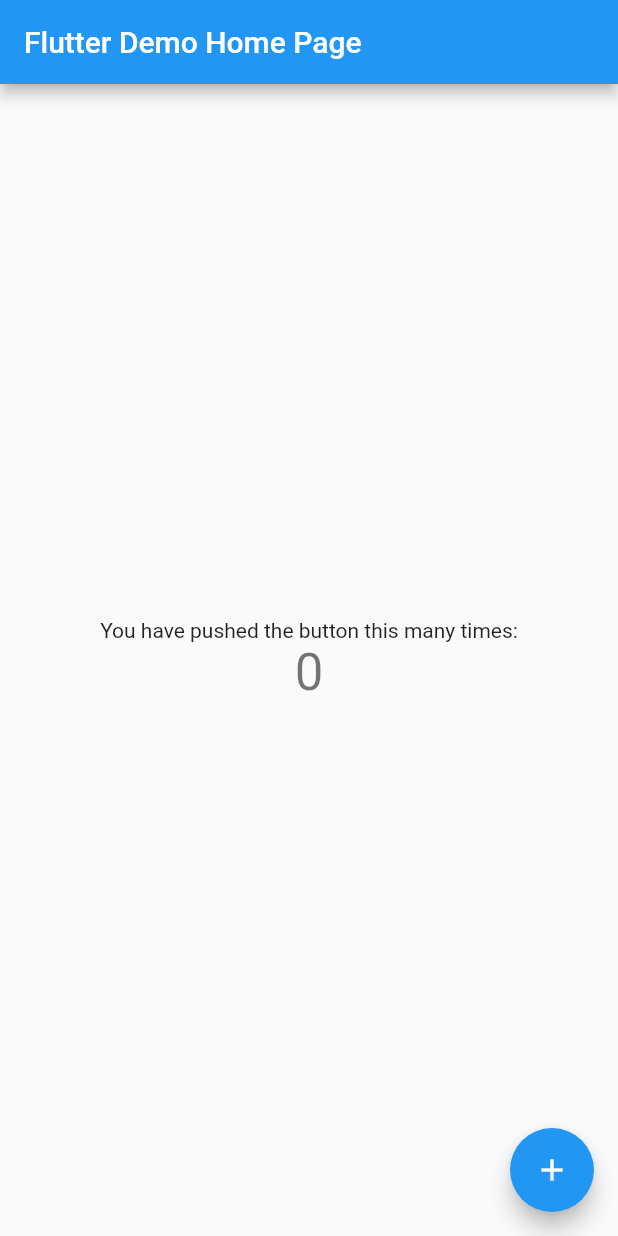
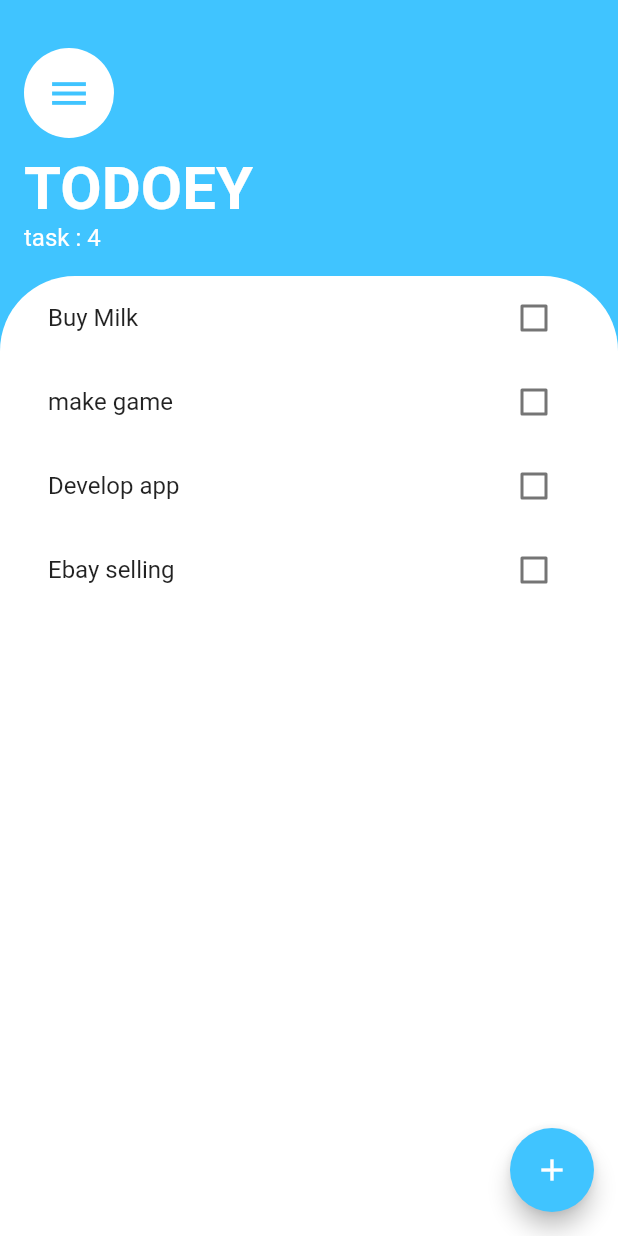
Before and after one commit to andbandu/todoey, a Flutter app: the screen it shows after launch, on a phone screen of 412 x 824 dp. Run offline on Flutter 3.47's test engine with Material 2 defaults, Android fonts, the phone set to English and light mode, and no system bars.

Commit message:
final project

```diff
--- a/lib/main.dart
+++ b/lib/main.dart
@@ -1,117 +1,20 @@
 import 'package:flutter/material.dart';
+import 'package:todoey/models/task_data.dart';
+import 'package:todoey/screens/to_do_screen.dart';
+import 'package:provider/provider.dart';
 
 void main() {
   runApp(MyApp());
 }
 
 class MyApp extends StatelessWidget {
-  // This widget is the root of your application.
   @override
   Widget build(BuildContext context) {
-    return MaterialApp(
-      title: 'Flutter Demo',
-      theme: ThemeData(
-        // This is the theme of your application.
-        //
-        // Try running your application with "flutter run". You'll see the
-        // application has a blue toolbar. Then, without quitting the app, try
-        // changing the primarySwatch below to Colors.green and then invoke
-        // "hot reload" (press "r" in the console where you ran "flutter run",
-        // or simply save your changes to "hot reload" in a Flutter IDE).
-        // Notice that the counter didn't reset back to zero; the application
-        // is not restarted.
-        primarySwatch: Colors.blue,
-        // This makes the visual density adapt to the platform that you run
-        // the app on. For desktop platforms, the controls will be smaller and
-        // closer together (more dense) than on mobile platforms.
-        visualDensity: VisualDensity.adaptivePlatformDensity,
+    return ChangeNotifierProvider(
+      create: (BuildContext context)=> TaskData(),
+      child: MaterialApp(
+        home: ToDoScreen(),
       ),
-      home: MyHomePage(title: 'Flutter Demo Home Page'),
     );
   }
 }
-
-class MyHomePage extends StatefulWidget {
-  MyHomePage({Key key, this.title}) : super(key: key);
-
-  // This widget is the home page of your application. It is stateful, meaning
-  // that it has a State object (defined below) that contains fields that affect
-  // how it looks.
-
-  // This class is the configuration for the state. It holds the values (in this
-  // case the title) provided by the parent (in this case the App widget) and
-  // used by the build method of the State. Fields in a Widget subclass are
-  // always marked "final".
-
-  final String title;
-
-  @override
-  _MyHomePageState createState() => _MyHomePageState();
-}
-
-class _MyHomePageState extends State<MyHomePage> {
-  int _counter = 0;
-
-  void _incrementCounter() {
-    setState(() {
-      // This call to setState tells the Flutter framework that something has
-      // changed in this State, which causes it to rerun the build method below
-      // so that the display can reflect the updated values. If we changed
-      // _counter without calling setState(), then the build method would not be
-      // called again, and so nothing would appear to happen.
-      _counter++;
-    });
-  }
-
-  @override
-  Widget build(BuildContext context) {
-    // This method is rerun every time setState is called, for instance as done
-    // by the _incrementCounter method above.
-    //
-    // The Flutter framework has been optimized to make rerunning build methods
-    // fast, so that you can just rebuild anything that needs updating rather
-    // than having to individually change instances of widgets.
-    return Scaffold(
-      appBar: AppBar(
-        // Here we take the value from the MyHomePage object that was created by
-        // the App.build method, and use it to set our appbar title.
-        title: Text(widget.title),
-      ),
-      body: Center(
-        // Center is a layout widget. It takes a single child and positions it
-        // in the middle of the parent.
-        child: Column(
-          // Column is also a layout widget. It takes a list of children and
-          // arranges them vertically. By default, it sizes itself to fit its
-          // children horizontally, and tries to be as tall as its parent.
-          //
-          // Invoke "debug painting" (press "p" in the console, choose the
-          // "Toggle Debug Paint" action from the Flutter Inspector in Android
-          // Studio, or the "Toggle Debug Paint" command in Visual Studio Code)
-          // to see the wireframe for each widget.
-          //
-          // Column has various properties to control how it sizes itself and
-          // how it positions its children. Here we use mainAxisAlignment to
-          // center the children vertically; the main axis here is the vertical
-          // axis because Columns are vertical (the cross axis would be
-          // horizontal).
-          mainAxisAlignment: MainAxisAlignment.center,
-          children: <Widget>[
-            Text(
-              'You have pushed the button this many times:',
-            ),
-            Text(
-              '$_counter',
-              style: Theme.of(context).textTheme.headline4,
-            ),
-          ],
-        ),
-      ),
-      floatingActionButton: FloatingActionButton(
-        onPressed: _incrementCounter,
-        tooltip: 'Increment',
-        child: Icon(Icons.add),
-      ), // This trailing comma makes auto-formatting nicer for build methods.
-    );
-  }
-}
--- /dev/null
+++ b/lib/models/task_data.dart
@@ -0,0 +1,36 @@
+import 'dart:collection';
+
+import 'package:flutter/foundation.dart';
+import 'task_model.dart';
+
+class TaskData extends ChangeNotifier {
+  List<Task> _task = [
+    Task(name: "Buy Milk"),
+    Task(name: "make game"),
+    Task(name: "Develop app"),
+    Task(name: "Ebay selling"),
+  ];
+
+  UnmodifiableListView<Task> get task {
+    return UnmodifiableListView(_task);
+  }
+
+  int get taskLength {
+    return _task.length;
+  }
+
+  void addTask(String taskName) {
+    _task.add(Task(name: taskName));
+    notifyListeners();
+  }
+
+  void updateTask(Task task) {
+    task.toggleDone();
+    notifyListeners();
+  }
+
+  void deleteTask(int index) {
+    _task.removeAt(index);
+    notifyListeners();
+  }
+}
--- /dev/null
+++ b/lib/models/task_model.dart
@@ -0,0 +1,10 @@
+class Task {
+  final String name;
+  bool isDone;
+
+  Task({this.name, this.isDone = false});
+
+  void toggleDone() {
+    isDone = !isDone;
+  }
+}
--- /dev/null
+++ b/lib/screens/to_do_screen.dart
@@ -0,0 +1,77 @@
+import 'package:flutter/material.dart';
+import 'package:todoey/models/task_data.dart';
+import 'package:todoey/screens/add_task.dart';
+import 'package:todoey/widgets/task_list.dart';
+import 'package:provider/provider.dart';
+
+class ToDoScreen extends StatelessWidget {
+  @override
+  Widget build(BuildContext context) {
+    return Scaffold(
+      backgroundColor: Colors.lightBlueAccent,
+      floatingActionButton: FloatingActionButton(
+        onPressed: () {
+          showModalBottomSheet(
+            context: context,
+            builder: (context) => AddTask(),
+          );
+        },
+        child: Icon(Icons.add),
+        backgroundColor: Colors.lightBlueAccent,
+      ),
+      body: Column(
+        crossAxisAlignment: CrossAxisAlignment.start,
+        children: <Widget>[
+          Container(
+            padding: EdgeInsets.only(
+                top: 32.0, left: 16.0, right: 16.0, bottom: 16.0),
+            child: Column(
+              crossAxisAlignment: CrossAxisAlignment.start,
+              children: <Widget>[
+                CircleAvatar(
+                  radius: 30.0,
+                  backgroundColor: Colors.white,
+                  child: Icon(
+                    Icons.menu,
+                    color: Colors.lightBlueAccent,
+                    size: 30.0,
+                  ),
+                ),
+                SizedBox(
+                  height: 10.0,
+                ),
+                Text(
+                  "TODOEY",
+                  style: TextStyle(
+                    fontSize: 40.0,
+                    color: Colors.white,
+                    fontWeight: FontWeight.w700,
+                  ),
+                ),
+                Text(
+                  "task : ${Provider.of<TaskData>(context).taskLength}",
+                  style: TextStyle(
+                    fontSize: 16.0,
+                    color: Colors.white,
+                    fontWeight: FontWeight.w400,
+                  ),
+                )
+              ],
+            ),
+          ),
+          Expanded(
+            child: Container(
+              child: TaskList(),
+              decoration: BoxDecoration(
+                  color: Colors.white,
+                  borderRadius: BorderRadius.only(
+                    topLeft: Radius.circular(50.0),
+                    topRight: Radius.circular(50.0),
+                  )),
+            ),
+          )
+        ],
+      ),
+    );
+  }
+}
--- /dev/null
+++ b/lib/widgets/task_list.dart
@@ -0,0 +1,32 @@
+import 'package:flutter/material.dart';
+import 'package:provider/provider.dart';
+import 'package:todoey/models/task_data.dart';
+import 'package:todoey/widgets/task_tile.dart';
+
+class TaskList extends StatelessWidget {
+  @override
+  Widget build(BuildContext context) {
+    return Padding(
+        padding: const EdgeInsets.symmetric(horizontal: 16.0),
+        child: Consumer<TaskData>(
+          builder: (context, taskdata, child) {
+            return ListView.builder(
+              itemBuilder: (BuildContext context, index) {
+                final tasks = taskdata.task[index];
+                return TaskTile(
+                  todoName: tasks.name,
+                  isChecked: tasks.isDone,
+                  checkboxState: (value) {
+                    taskdata.updateTask(tasks);
+                  },
+                  deleteTask: () {
+                    taskdata.deleteTask(index);
+                  },
+                );
+              },
+              itemCount: taskdata.taskLength,
+            );
+          },
+        ));
+  }
+}
--- /dev/null
+++ b/lib/widgets/task_tile.dart
@@ -0,0 +1,27 @@
+import 'package:flutter/material.dart';
+
+class TaskTile extends StatelessWidget {
+  final String todoName;
+  final bool isChecked;
+  final Function checkboxState;
+  final Function deleteTask;
+  TaskTile(
+      {this.todoName, this.isChecked, this.checkboxState, this.deleteTask});
+  @override
+  Widget build(BuildContext context) {
+    return GestureDetector(
+      onLongPress: deleteTask,
+      child: ListTile(
+        title: Text(
+          todoName,
+          style: TextStyle(
+              decoration: isChecked ? TextDecoration.lineThrough : null),
+        ),
+        trailing: Checkbox(
+          value: isChecked,
+          onChanged: checkboxState,
+        ),
+      ),
+    );
+  }
+}
--- a/pubspec.yaml
+++ b/pubspec.yaml
@@ -28,6 +28,7 @@ dependencies:
   # The following adds the Cupertino Icons font to your application.
   # Use with the CupertinoIcons class for iOS style icons.
   cupertino_icons: ^0.1.3
+  provider: ^4.3.2+2
 
 dev_dependencies:
   flutter_test:
```
Also changed, not shown: lib/screens/add_task.dart (added, +57 -0 lines), pubspec.lock.
